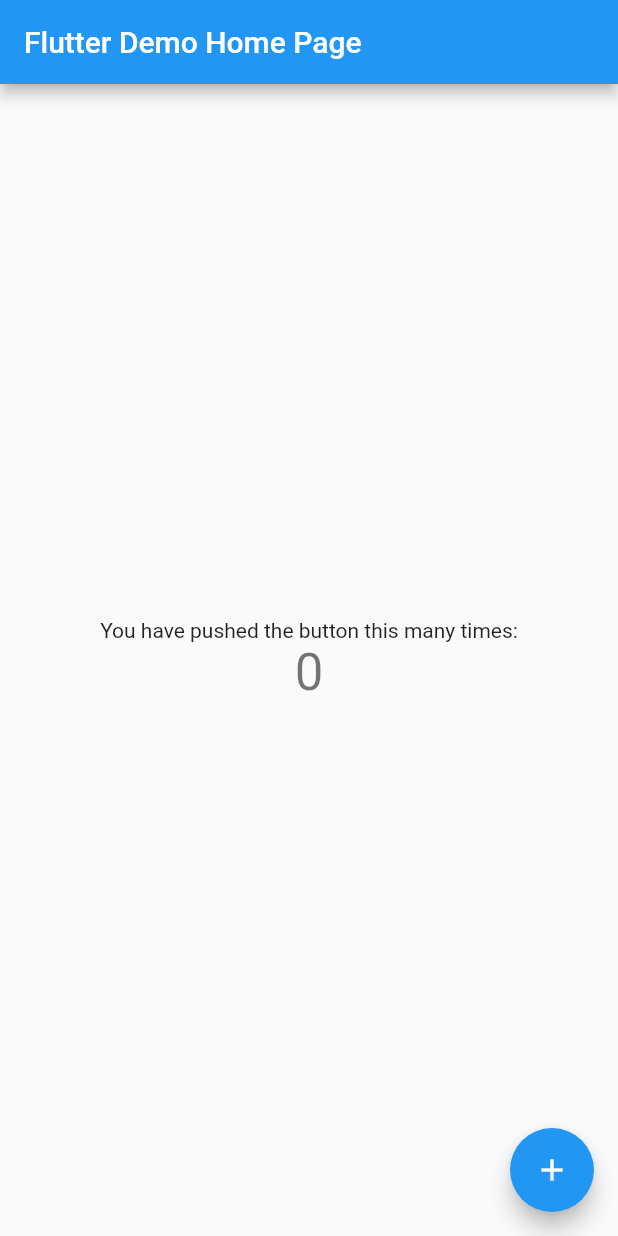
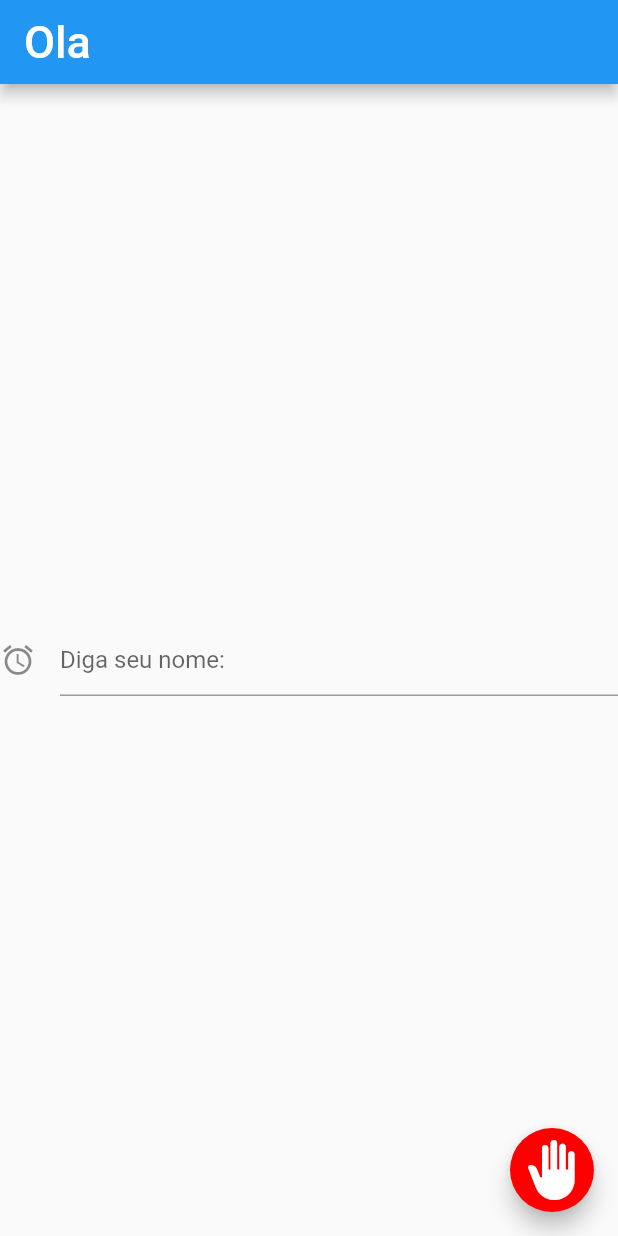
Before and after one commit to DuduPOG/DDM-2026-2, a Flutter app: the screen it shows after launch, on a phone screen of 412 x 824 dp. Run offline on Flutter 3.47's test engine with Material 2 defaults, Android fonts, the phone set to English and light mode, and no system bars.

Commit message:
feat: testando widgets sem estado

```diff
--- a/lib/main.dart
+++ b/lib/main.dart
@@ -1,115 +1,42 @@
 import 'package:flutter/material.dart';
 
-void main() {
-  runApp(const MyApp());
+main() {
+  runApp(MinhaWidget());
 }
 
-class MyApp extends StatelessWidget {
-  const MyApp({Key? key}) : super(key: key);
-
-  // This widget is the root of your application.
-  @override
-  Widget build(BuildContext context) {
+class MinhaWidget extends StatelessWidget{
+  Widget build(BuildContext bc){
     return MaterialApp(
-      title: 'Flutter Demo',
-      theme: ThemeData(
-        // This is the theme of your application.
-        //
-        // Try running your application with "flutter run". You'll see the
-        // application has a blue toolbar. Then, without quitting the app, try
-        // changing the primarySwatch below to Colors.green and then invoke
-        // "hot reload" (press "r" in the console where you ran "flutter run",
-        // or simply save your changes to "hot reload" in a Flutter IDE).
-        // Notice that the counter didn't reset back to zero; the application
-        // is not restarted.
-        primarySwatch: Colors.blue,
-      ),
-      home: const MyHomePage(title: 'Flutter Demo Home Page'),
+        title: "Ola Mundo!",
+        home: Scaffold(
+            appBar: AppBar(
+                      title:
+                        Text("Ola",
+                        style:
+                         TextStyle(
+                          fontSize: 30,
+                          fontFamily: 'Roboto'
+                          ),),),
+            body:
+            Center(child:
+                    TextField(
+                      decoration:
+                      InputDecoration(
+                        icon:
+                          Icon(Icons.alarm),
+                          hintText: "Diga seu nome:"
+                          ),)
+                  ),
+            floatingActionButton: FloatingActionButton(
+                onPressed: (){},
+                child: Icon(
+                  Icons.back_hand_rounded,
+                  color: Colors.white,
+                  size: 40,
+                ),
+                backgroundColor: Color(0xffff0000),
+            ),
+        )
     );
   }
 }
-
-class MyHomePage extends StatefulWidget {
-  const MyHomePage({Key? key, required this.title}) : super(key: key);
-
-  // This widget is the home page of your application. It is stateful, meaning
-  // that it has a State object (defined below) that contains fields that affect
-  // how it looks.
-
-  // This class is the configuration for the state. It holds the values (in this
-  // case the title) provided by the parent (in this case the App widget) and
-  // used by the build method of the State. Fields in a Widget subclass are
-  // always marked "final".
-
-  final String title;
-
-  @override
-  State<MyHomePage> createState() => _MyHomePageState();
-}
-
-class _MyHomePageState extends State<MyHomePage> {
-  int _counter = 0;
-
-  void _incrementCounter() {
-    setState(() {
-      // This call to setState tells the Flutter framework that something has
-      // changed in this State, which causes it to rerun the build method below
-      // so that the display can reflect the updated values. If we changed
-      // _counter without calling setState(), then the build method would not be
-      // called again, and so nothing would appear to happen.
-      _counter++;
-    });
-  }
-
-  @override
-  Widget build(BuildContext context) {
-    // This method is rerun every time setState is called, for instance as done
-    // by the _incrementCounter method above.
-    //
-    // The Flutter framework has been optimized to make rerunning build methods
-    // fast, so that you can just rebuild anything that needs updating rather
-    // than having to individually change instances of widgets.
-    return Scaffold(
-      appBar: AppBar(
-        // Here we take the value from the MyHomePage object that was created by
-        // the App.build method, and use it to set our appbar title.
-        title: Text(widget.title),
-      ),
-      body: Center(
-        // Center is a layout widget. It takes a single child and positions it
-        // in the middle of the parent.
-        child: Column(
-          // Column is also a layout widget. It takes a list of children and
-          // arranges them vertically. By default, it sizes itself to fit its
-          // children horizontally, and tries to be as tall as its parent.
-          //
-          // Invoke "debug painting" (press "p" in the console, choose the
-          // "Toggle Debug Paint" action from the Flutter Inspector in Android
-          // Studio, or the "Toggle Debug Paint" command in Visual Studio Code)
-          // to see the wireframe for each widget.
-          //
-          // Column has various properties to control how it sizes itself and
-          // how it positions its children. Here we use mainAxisAlignment to
-          // center the children vertically; the main axis here is the vertical
-          // axis because Columns are vertical (the cross axis would be
-          // horizontal).
-          mainAxisAlignment: MainAxisAlignment.center,
-          children: <Widget>[
-            const Text(
-              'You have pushed the button this many times:',
-            ),
-            Text(
-              '$_counter',
-              style: Theme.of(context).textTheme.headline4,
-            ),
-          ],
-        ),
-      ),
-      floatingActionButton: FloatingActionButton(
-        onPressed: _incrementCounter,
-        tooltip: 'Increment',
-        child: const Icon(Icons.add),
-      ), // This trailing comma makes auto-formatting nicer for build methods.
-    );
-  }
-}
```
Also changed, not shown: 1 other file.
